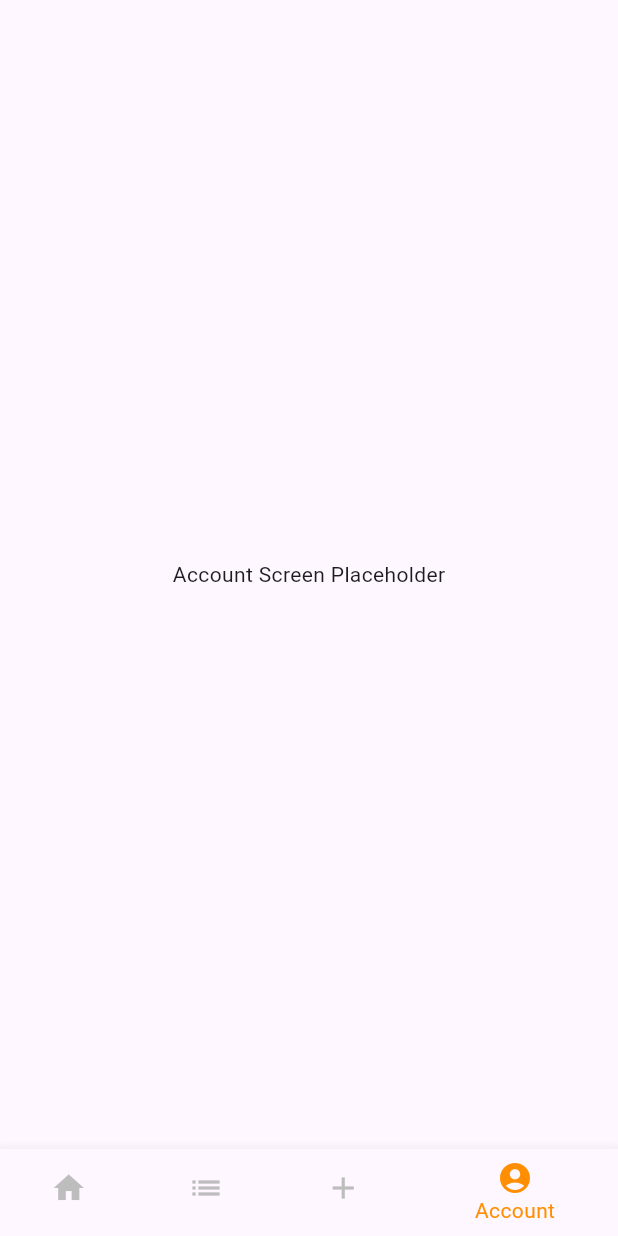
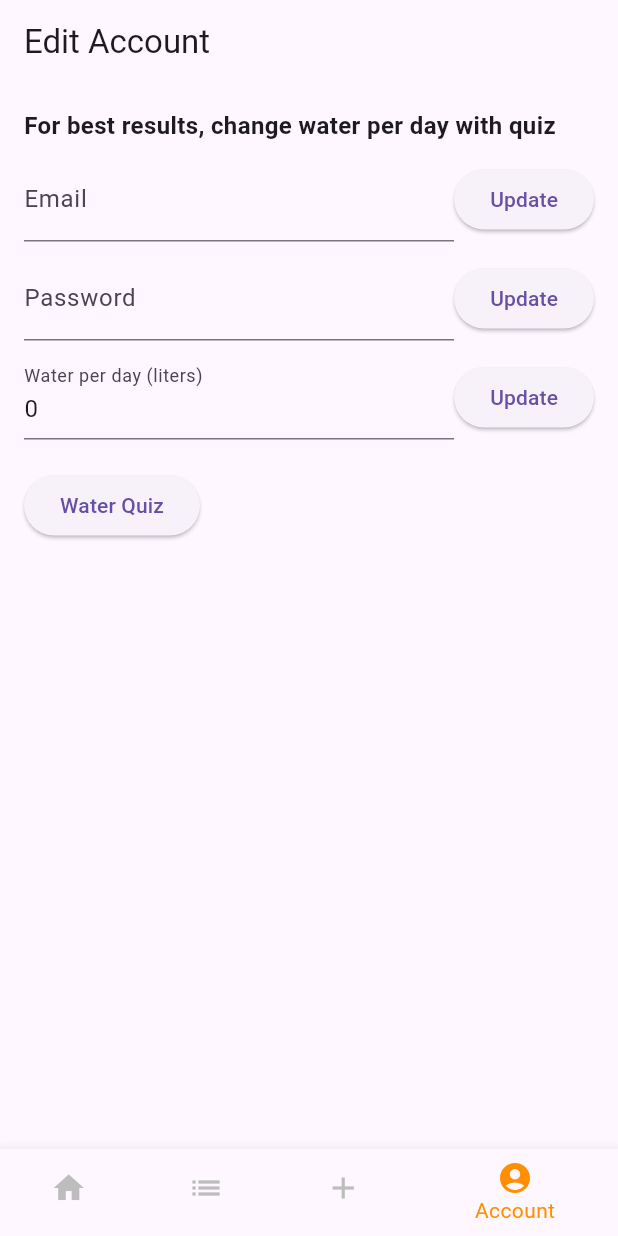
Before and after one commit to sapostu/hydrosync, a Flutter app: the MainLayout screen opened directly with empty values, item 4 of the bottom bar chosen, on a phone screen of 412 x 824 dp. Run offline on Flutter 3.47's test engine with Material 3 defaults, Android fonts, the phone set to English and light mode, and no system bars; our stand-ins replace cloud_firestore, firebase_core, google_fonts; accounts and stored records are empty.

Commit message:
edit account + fixes

```diff
--- a/lib/screens/add_entry_screen.dart
+++ b/lib/screens/add_entry_screen.dart
@@ -63,7 +63,10 @@ class _AddEntryScreenState extends State<AddEntryScreen> {
   @override
   Widget build(BuildContext context) {
     return Scaffold(
-      appBar: AppBar(title: Text('Add Log Entry')),
+      appBar: AppBar(
+        title: Text('Add Log Entry'),
+        automaticallyImplyLeading: false,
+        ),
       body: Padding(
         padding: const EdgeInsets.all(16.0),
         child: Column(
--- /dev/null
+++ b/lib/screens/edit_account_screen.dart
@@ -0,0 +1,187 @@
+import 'package:flutter/material.dart';
+import 'package:cloud_firestore/cloud_firestore.dart';
+import 'water_quiz_screen.dart';
+
+class EditAccountScreen extends StatefulWidget {
+  final String email;
+
+  EditAccountScreen({required this.email});
+
+  @override
+  _EditAccountScreenState createState() => _EditAccountScreenState();
+}
+
+class _EditAccountScreenState extends State<EditAccountScreen> {
+  final TextEditingController _emailController = TextEditingController();
+  final TextEditingController _passwordController = TextEditingController();
+  final TextEditingController _waterPerDayController = TextEditingController();
+  late String _originalEmail;
+
+  @override
+  void initState() {
+    super.initState();
+    _emailController.text = widget.email;
+    _originalEmail = widget.email;
+    _fetchCurrentDetails();
+  }
+
+  void _fetchCurrentDetails() async {
+    DocumentReference ref = FirebaseFirestore.instance.collection('accounts').doc(widget.email);
+    DocumentSnapshot snapshot = await ref.get();
+    if (snapshot.exists) {
+      Map<String, dynamic> data = snapshot.data() as Map<String, dynamic>;
+      _passwordController.text = data['password'] ?? '';
+      _waterPerDayController.text = data['water_per_day'].toString();
+    }
+  }
+
+  Future<void> _updateEmail(String newEmail) async {
+    if (newEmail.isEmpty || newEmail == _originalEmail) return;
+
+    DocumentReference newEmailRef = FirebaseFirestore.instance.collection('accounts').doc(newEmail);
+    DocumentSnapshot newEmailSnapshot = await newEmailRef.get();
+
+    if (newEmailSnapshot.exists) {
+      ScaffoldMessenger.of(context).showSnackBar(
+        SnackBar(content: Text("Account exists already"), backgroundColor: Colors.red),
+      );
+      return;
+    }
+
+    DocumentReference originalRef = FirebaseFirestore.instance.collection('accounts').doc(_originalEmail);
+    DocumentSnapshot originalSnapshot = await originalRef.get();
+    if (originalSnapshot.exists) {
+      Map<String, dynamic> data = originalSnapshot.data() as Map<String, dynamic>;
+      data['email'] = newEmail; // Update the email field within the document
+      await newEmailRef.set(data);
+      await originalRef.delete();
+
+      setState(() {
+        _originalEmail = newEmail;
+      });
+
+      showDialog(
+        context: context,
+        builder: (context) => AlertDialog(
+          title: Text("Update Successful"),
+          content: Text("Email updated successfully!"),
+          actions: <Widget>[
+            TextButton(
+              onPressed: () => Navigator.of(context).pop(),
+              child: Text('OK'),
+            ),
+          ],
+        ),
+      );
+    }
+  }
+
+  void _updateField(String field, dynamic value, String message) async {
+    if (value == null || value.toString().isEmpty) return;
+
+    FirebaseFirestore.instance.collection('accounts').doc(_originalEmail).update({
+      field: value
+    }).then((_) {
+      showDialog(
+        context: context,
+        builder: (context) => AlertDialog(
+          title: Text("Update Successful"),
+          content: Text("$message updated successfully!"),
+          actions: <Widget>[
+            TextButton(
+              onPressed: () => Navigator.of(context).pop(),
+              child: Text('OK'),
+            ),
+          ],
+        ),
+      );
+    }).catchError((error) {
+      ScaffoldMessenger.of(context).showSnackBar(
+        SnackBar(content: Text('Failed to update $message.'))
+      );
+    });
+  }
+
+  @override
+  Widget build(BuildContext context) {
+    return Scaffold(
+      appBar: AppBar(
+        title: Text('Edit Account'),
+        automaticallyImplyLeading: false
+      ),
+      body: Padding(
+        padding: const EdgeInsets.all(16.0),
+        child: Column(
+          crossAxisAlignment: CrossAxisAlignment.start,
+          children: <Widget>[
+            Text(
+              'For best results, change water per day with quiz',
+              style: TextStyle(fontSize: 16, fontWeight: FontWeight.bold),
+            ),
+            SizedBox(height: 10),
+            Row(
+              children: [
+                Expanded(
+                  child: TextField(
+                    controller: _emailController,
+                    decoration: InputDecoration(labelText: 'Email'),
+                  ),
+                ),
+                ElevatedButton(
+                  onPressed: () => _updateEmail(_emailController.text),
+                  child: Text('Update'),
+                ),
+              ],
+            ),
+            SizedBox(height: 10),
+            Row(
+              children: [
+                Expanded(
+                  child: TextField(
+                    controller: _passwordController,
+                    decoration: InputDecoration(labelText: 'Password'),
+                    obscureText: true,
+                  ),
+                ),
+                ElevatedButton(
+                  onPressed: () => _updateField('password', _passwordController.text, 'Password'),
+                  child: Text('Update'),
+                ),
+              ],
+            ),
+            SizedBox(height: 10),
+            Row(
+              children: [
+                Expanded(
+                  child: TextField(
+                    controller: _waterPerDayController,
+                    decoration: InputDecoration(labelText: 'Water per day (liters)'),
+                    keyboardType: TextInputType.number,
+                  ),
+                ),
+                ElevatedButton(
+                  onPressed: () => _updateField('water_per_day', int.tryParse(_waterPerDayController.text), 'Water per day'),
+                  child: Text('Update'),
+                ),
+              ],
+            ),
+            SizedBox(height: 20),
+            ElevatedButton(
+              onPressed: _startWaterQuiz,
+              child: Text('Water Quiz'),
+            ),
+          ],
+        ),
+      ),
+    );
+  }
+
+  void _startWaterQuiz() {
+    Navigator.push(
+      context,
+      MaterialPageRoute(
+        builder: (context) => WaterQuizScreen(email: _originalEmail),
+      ),
+    );
+  }
+}
--- a/lib/screens/logs_screen.dart
+++ b/lib/screens/logs_screen.dart
@@ -20,6 +20,7 @@ class LogsScreen extends StatelessWidget {
     return Scaffold(
       appBar: AppBar(
         title: Text('Logs'),
+        automaticallyImplyLeading: false
       ),
       body: StreamBuilder<QuerySnapshot>(
         stream: _logsStream,
--- a/lib/screens/main_layout_screen.dart
+++ b/lib/screens/main_layout_screen.dart
@@ -2,6 +2,7 @@ import 'package:flutter/material.dart';
 import 'home_screen.dart';
 import 'logs_screen.dart';
 import 'add_entry_screen.dart';
+import 'edit_account_screen.dart'; // Added import for EditAccountScreen
 
 class MainLayout extends StatefulWidget {
   final String email;
@@ -25,7 +26,7 @@ class _MainLayoutState extends State<MainLayout> {
       HomeScreen(email: widget.email, password: widget.password),
       LogsScreen(email: widget.email),
       AddEntryScreen(email: widget.email),  // Add entry screen
-      Container(child: Text("Account Screen Placeholder")),
+      EditAccountScreen(email: widget.email),  // Edit account screen
     ];
   }
 
@@ -45,7 +46,7 @@ class _MainLayoutState extends State<MainLayout> {
         items: const <BottomNavigationBarItem>[
           BottomNavigationBarItem(icon: Icon(Icons.home), label: 'Home'),
           BottomNavigationBarItem(icon: Icon(Icons.list), label: 'Logs'),
-          BottomNavigationBarItem(icon: Icon(Icons.add), label: '+'),
+          BottomNavigationBarItem(icon: Icon(Icons.add), label: 'Add'),
           BottomNavigationBarItem(icon: Icon(Icons.account_circle), label: 'Account'),
         ],
         currentIndex: _selectedIndex,
--- a/pubspec.yaml
+++ b/pubspec.yaml
@@ -38,6 +38,7 @@ dependencies:
   firebase_core: ^2.27.0
   cloud_firestore: ^4.15.8
   google_fonts: ^6.2.1
+  intl: ^0.19.0
 
 dev_dependencies:
   flutter_test:
```
Also changed, not shown: lib/screens/create_account_screen.dart (+18 -3 lines), pubspec.lock.
